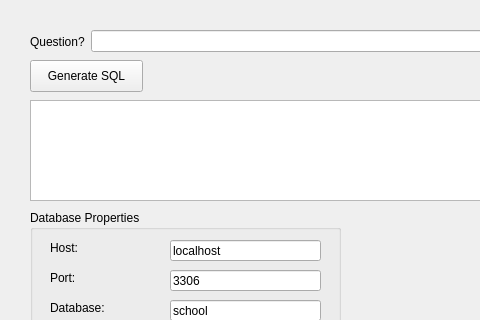
First picture: the form in wordquery/ui/main.ui, repository amilacjay/isyntax, before the edit; both pictures show x 0 to 480 and y 0 to 320 of the 718 by 445 pixel window.
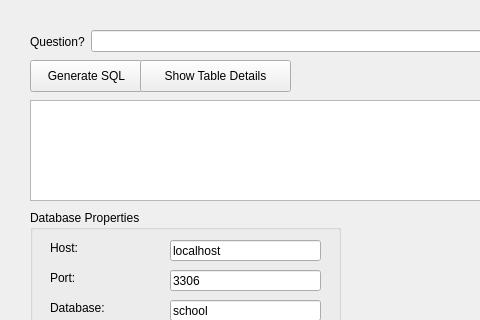
Second picture: the form after the edit.

Commit message: Table Details Dialog added

Diff of the .ui file:
```diff
--- a/wordquery/ui/main.ui
+++ b/wordquery/ui/main.ui
@@ -236,6 +236,19 @@
     </property>
    </widget>
   </widget>
+  <widget class="QPushButton" name="btnTableDetails">
+   <property name="geometry">
+    <rect>
+     <x>140</x>
+     <y>60</y>
+     <width>151</width>
+     <height>32</height>
+    </rect>
+   </property>
+   <property name="text">
+    <string>Show Table Details</string>
+   </property>
+  </widget>
  </widget>
  <resources/>
  <connections/>
```
The commit also changes 6 other files.
